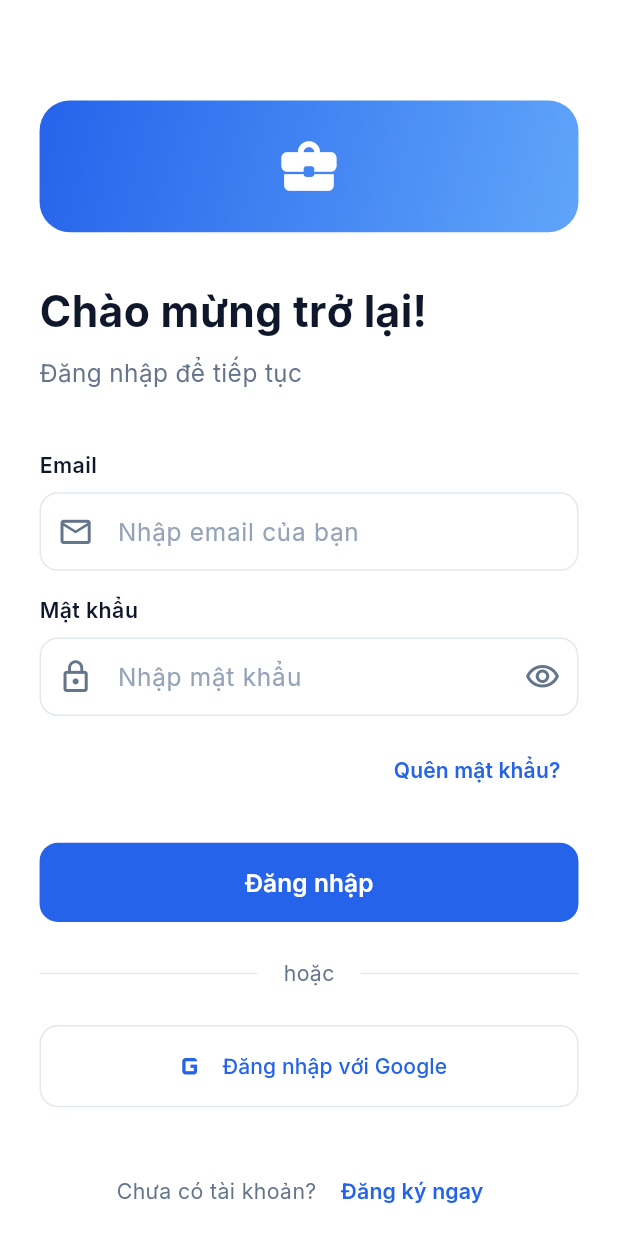
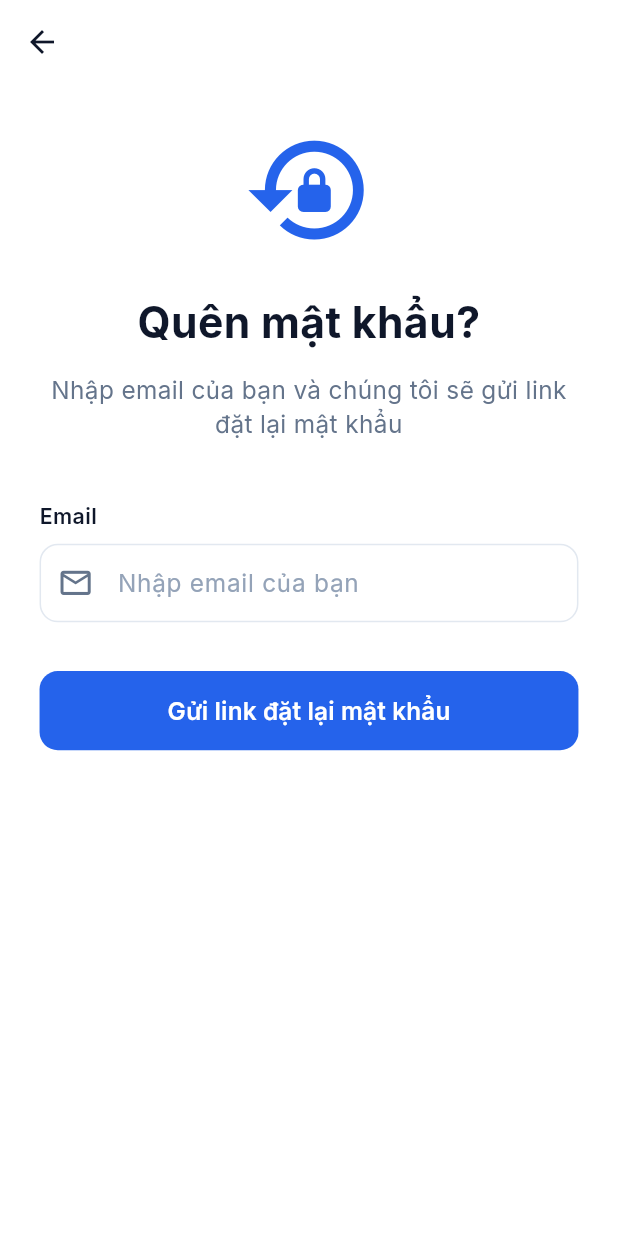
Before and after one commit to truongnhoxcon/mobile, a Flutter app: the screen it shows after launch, after a tap on "Quên mật khẩu?", on a phone screen of 412 x 824 dp. Run offline on Flutter 3.47's test engine with Material 3 defaults, Android fonts, the phone set to English and light mode, and no system bars; our stand-ins replace cloud_firestore, dartz, equatable, firebase_auth, firebase_core, flutter_animate and 7 more; accounts and stored records are empty.

Commit message:
update sign in google

```diff
--- a/lib/config/routes/app_router.dart
+++ b/lib/config/routes/app_router.dart
@@ -1,12 +1,11 @@
-/// App Router Configuration
-///
-/// Defines all routes and navigation logic using go_router.
-
 import 'package:flutter/material.dart';
+import 'package:flutter_bloc/flutter_bloc.dart';
 import 'package:go_router/go_router.dart';
 
+import '../../presentation/blocs/blocs.dart';
 import '../../presentation/screens/auth/login_screen.dart';
 import '../../presentation/screens/auth/register_screen.dart';
+import '../../presentation/screens/auth/forgot_password_screen.dart';
 import '../../presentation/screens/home/home_screen.dart';
 import '../../presentation/screens/splash/splash_screen.dart';
 import '../../presentation/screens/projects/projects_screen.dart';
@@ -21,6 +20,7 @@ class AppRoutes {
   static const String splash = '/';
   static const String login = '/login';
   static const String register = '/register';
+  static const String forgotPassword = '/forgot-password';
   static const String home = '/home';
   static const String projects = '/projects';
   static const String projectDetail = '/projects/:id';
@@ -39,9 +39,35 @@ class AppRoutes {
 class AppRouter {
   AppRouter._();
 
-  static final router = GoRouter(
+  static GoRouter router(BuildContext context) {
+    return GoRouter(
       initialLocation: AppRoutes.splash,
       debugLogDiagnostics: true,
+
+      // Redirect based on auth state
+      redirect: (context, state) {
+        final authState = context.read<AuthBloc>().state;
+        final isAuthenticated = authState.status == AuthStatus.authenticated;
+        final isAuthRoute = state.matchedLocation == AppRoutes.login ||
+            state.matchedLocation == AppRoutes.register ||
+            state.matchedLocation == AppRoutes.forgotPassword ||
+            state.matchedLocation == AppRoutes.splash;
+
+        // If not authenticated and trying to access protected route
+        if (!isAuthenticated && !isAuthRoute) {
+          return AppRoutes.login;
+        }
+
+        // If authenticated and trying to access auth routes (except splash)
+        if (isAuthenticated &&
+            (state.matchedLocation == AppRoutes.login ||
+             state.matchedLocation == AppRoutes.register)) {
+          return AppRoutes.home;
+        }
+
+        return null;
+      },
+
       routes: [
         // Splash Screen
         GoRoute(
@@ -60,6 +86,11 @@ class AppRouter {
           path: AppRoutes.register,
           name: 'register',
           builder: (context, state) => const RegisterScreen(),
+        ),
+        GoRoute(
+          path: AppRoutes.forgotPassword,
+          name: 'forgotPassword',
+          builder: (context, state) => const ForgotPasswordScreen(),
         ),
 
         // Main App Routes
@@ -106,3 +137,4 @@ class AppRouter {
       ),
     );
   }
+}
--- a/lib/data/datasources/auth_datasource.dart
+++ b/lib/data/datasources/auth_datasource.dart
@@ -37,13 +37,16 @@ class AuthDataSourceImpl implements AuthDataSource {
   final FirebaseFirestore _firestore;
   final GoogleSignIn _googleSignIn;
 
+  static const String _webClientId =
+      '435645589778-2btg5bnrg126k8nafea18qk5epdagcm8.apps.googleusercontent.com';
+
   AuthDataSourceImpl({
     firebase_auth.FirebaseAuth? firebaseAuth,
     FirebaseFirestore? firestore,
     GoogleSignIn? googleSignIn,
   })  : _firebaseAuth = firebaseAuth ?? firebase_auth.FirebaseAuth.instance,
         _firestore = firestore ?? FirebaseFirestore.instance,
-        _googleSignIn = googleSignIn ?? GoogleSignIn();
+        _googleSignIn = googleSignIn ?? GoogleSignIn(clientId: _webClientId);
 
   @override
   firebase_auth.User? get currentUser => _firebaseAuth.currentUser;
--- a/lib/main.dart
+++ b/lib/main.dart
@@ -1,9 +1,6 @@
-/// Enterprise Mobile App
-///
-/// Main entry point for the application.
-/// This file initializes Firebase and runs the app.
-
 import 'package:firebase_core/firebase_core.dart';
+import 'package:firebase_auth/firebase_auth.dart';
+import 'package:flutter/foundation.dart';
 import 'package:flutter/material.dart';
 import 'package:flutter/services.dart';
 import 'package:flutter_bloc/flutter_bloc.dart';
@@ -28,6 +25,11 @@ Future<void> main() async {
   await Firebase.initializeApp(
     options: DefaultFirebaseOptions.currentPlatform,
   );
+
+  // Set persistence for web (keep user logged in)
+  if (kIsWeb) {
+    await FirebaseAuth.instance.setPersistence(Persistence.LOCAL);
+  }
 
   // Initialize dependencies
   await di.init();
@@ -58,7 +60,7 @@ class EnterpriseApp extends StatelessWidget {
             theme: AppTheme.lightTheme,
             darkTheme: AppTheme.darkTheme,
             themeMode: ThemeMode.system,
-            routerConfig: AppRouter.router,
+            routerConfig: AppRouter.router(context),
           );
         },
       ),
--- a/lib/presentation/blocs/auth/auth_bloc.dart
+++ b/lib/presentation/blocs/auth/auth_bloc.dart
@@ -16,6 +16,7 @@ class AuthBloc extends Bloc<AuthEvent, AuthState> {
     on<AuthSignUpRequested>(_onSignUpRequested);
     on<AuthGoogleSignInRequested>(_onGoogleSignInRequested);
     on<AuthSignOutRequested>(_onSignOutRequested);
+    on<AuthResetPasswordRequested>(_onResetPasswordRequested);
 
     // Listen to auth state changes
     _authSubscription = _authRepository.authStateChanges.listen((user) {
@@ -112,4 +113,18 @@ class AuthBloc extends Bloc<AuthEvent, AuthState> {
     await _authRepository.signOut();
     emit(const AuthState.unauthenticated());
   }
+
+  Future<void> _onResetPasswordRequested(
+    AuthResetPasswordRequested event,
+    Emitter<AuthState> emit,
+  ) async {
+    emit(const AuthState.loading());
+
+    final result = await _authRepository.resetPassword(event.email);
+
+    result.fold(
+      (failure) => emit(AuthState.error(failure.message)),
+      (_) => emit(state.copyWith(status: AuthStatus.passwordResetSent)),
+    );
+  }
 }
--- a/lib/presentation/blocs/auth/auth_event.dart
+++ b/lib/presentation/blocs/auth/auth_event.dart
@@ -42,3 +42,13 @@ class AuthGoogleSignInRequested extends AuthEvent {}
 
 /// Sign out
 class AuthSignOutRequested extends AuthEvent {}
+
+/// Reset password
+class AuthResetPasswordRequested extends AuthEvent {
+  final String email;
+
+  const AuthResetPasswordRequested({required this.email});
+
+  @override
+  List<Object?> get props => [email];
+}
--- a/lib/presentation/blocs/auth/auth_state.dart
+++ b/lib/presentation/blocs/auth/auth_state.dart
@@ -1,7 +1,7 @@
 import 'package:equatable/equatable.dart';
 import '../../../domain/entities/user.dart';
 
-enum AuthStatus { initial, loading, authenticated, unauthenticated, error }
+enum AuthStatus { initial, loading, authenticated, unauthenticated, passwordResetSent, error }
 
 class AuthState extends Equatable {
   final AuthStatus status;
--- /dev/null
+++ b/lib/presentation/screens/auth/forgot_password_screen.dart
@@ -0,0 +1,195 @@
+import 'package:flutter/material.dart';
+import 'package:flutter_bloc/flutter_bloc.dart';
+import 'package:flutter_screenutil/flutter_screenutil.dart';
+import 'package:go_router/go_router.dart';
+
+import '../../../core/theme/app_colors.dart';
+import '../../blocs/blocs.dart';
+import '../../widgets/common/custom_text_field.dart';
+import '../../widgets/common/primary_button.dart';
+
+class ForgotPasswordScreen extends StatefulWidget {
+  const ForgotPasswordScreen({super.key});
+
+  @override
+  State<ForgotPasswordScreen> createState() => _ForgotPasswordScreenState();
+}
+
+class _ForgotPasswordScreenState extends State<ForgotPasswordScreen> {
+  final _formKey = GlobalKey<FormState>();
+  final _emailController = TextEditingController();
+  bool _emailSent = false;
+
+  @override
+  void dispose() {
+    _emailController.dispose();
+    super.dispose();
+  }
+
+  void _handleResetPassword() {
+    if (!_formKey.currentState!.validate()) return;
+
+    context.read<AuthBloc>().add(AuthResetPasswordRequested(
+      email: _emailController.text.trim(),
+    ));
+  }
+
+  @override
+  Widget build(BuildContext context) {
+    return BlocListener<AuthBloc, AuthState>(
+      listener: (context, state) {
+        if (state.status == AuthStatus.passwordResetSent) {
+          setState(() => _emailSent = true);
+        } else if (state.status == AuthStatus.error) {
+          ScaffoldMessenger.of(context).showSnackBar(
+            SnackBar(
+              content: Text(state.errorMessage ?? 'Có lỗi xảy ra'),
+              backgroundColor: AppColors.error,
+            ),
+          );
+        }
+      },
+      child: Scaffold(
+        appBar: AppBar(
+          backgroundColor: Colors.transparent,
+          elevation: 0,
+          leading: IconButton(
+            icon: Icon(Icons.arrow_back, color: AppColors.textPrimary),
+            onPressed: () => context.pop(),
+          ),
+        ),
+        body: SafeArea(
+          child: SingleChildScrollView(
+            padding: EdgeInsets.all(24.w),
+            child: _emailSent ? _buildSuccessView() : _buildFormView(),
+          ),
+        ),
+      ),
+    );
+  }
+
+  Widget _buildFormView() {
+    return Form(
+      key: _formKey,
+      child: Column(
+        crossAxisAlignment: CrossAxisAlignment.stretch,
+        children: [
+          // Icon
+          Icon(
+            Icons.lock_reset,
+            size: 80.w,
+            color: AppColors.primary,
+          ),
+
+          SizedBox(height: 24.h),
+
+          Text(
+            'Quên mật khẩu?',
+            style: TextStyle(
+              fontSize: 28.sp,
+              fontWeight: FontWeight.bold,
+              color: AppColors.textPrimary,
+            ),
+            textAlign: TextAlign.center,
+          ),
+
+          SizedBox(height: 12.h),
+
+          Text(
+            'Nhập email của bạn và chúng tôi sẽ gửi link đặt lại mật khẩu',
+            style: TextStyle(
+              fontSize: 16.sp,
+              color: AppColors.textSecondary,
+            ),
+            textAlign: TextAlign.center,
+          ),
+
+          SizedBox(height: 40.h),
+
+          CustomTextField(
+            controller: _emailController,
+            label: 'Email',
+            hint: 'Nhập email của bạn',
+            keyboardType: TextInputType.emailAddress,
+            prefixIcon: Icons.email_outlined,
+            validator: (value) {
+              if (value == null || value.isEmpty) {
+                return 'Vui lòng nhập email';
+              }
+              if (!value.contains('@')) {
+                return 'Email không hợp lệ';
+              }
+              return null;
+            },
+          ),
+
+          SizedBox(height: 32.h),
+
+          BlocBuilder<AuthBloc, AuthState>(
+            builder: (context, state) {
+              return PrimaryButton(
+                text: 'Gửi link đặt lại mật khẩu',
+                isLoading: state.status == AuthStatus.loading,
+                onPressed: _handleResetPassword,
+              );
+            },
+          ),
+        ],
+      ),
+    );
+  }
+
+  Widget _buildSuccessView() {
+    return Column(
+      mainAxisAlignment: MainAxisAlignment.center,
+      children: [
+        SizedBox(height: 40.h),
+
+        Icon(
+          Icons.mark_email_read,
+          size: 100.w,
+          color: AppColors.success,
+        ),
+
+        SizedBox(height: 32.h),
+
+        Text(
+          'Email đã được gửi!',
+          style: TextStyle(
+            fontSize: 24.sp,
+            fontWeight: FontWeight.bold,
+            color: AppColors.textPrimary,
+          ),
+        ),
+
+        SizedBox(height: 16.h),
+
+        Text(
+          'Vui lòng kiểm tra hộp thư của bạn và nhấp vào link để đặt lại mật khẩu.',
+          style: TextStyle(
+            fontSize: 16.sp,
+            color: AppColors.textSecondary,
+          ),
+          textAlign: TextAlign.center,
+        ),
+
+        SizedBox(height: 40.h),
+
+        PrimaryButton(
+          text: 'Quay lại đăng nhập',
+          onPressed: () => context.pop(),
+        ),
+
+        SizedBox(height: 16.h),
+
+        TextButton(
+          onPressed: () => setState(() => _emailSent = false),
+          child: Text(
+            'Gửi lại email',
+            style: TextStyle(color: AppColors.primary),
+          ),
+        ),
+      ],
+    );
+  }
+}
--- a/lib/presentation/screens/auth/login_screen.dart
+++ b/lib/presentation/screens/auth/login_screen.dart
@@ -161,9 +161,7 @@ class _LoginScreenState extends State<LoginScreen> {
                   Align(
                     alignment: Alignment.centerRight,
                     child: TextButton(
-                      onPressed: () {
-                        // TODO: Navigate to forgot password
-                      },
+                      onPressed: () => context.push(AppRoutes.forgotPassword),
                       child: Text(
                         'Quên mật khẩu?',
                         style: TextStyle(
--- a/lib/presentation/screens/splash/splash_screen.dart
+++ b/lib/presentation/screens/splash/splash_screen.dart
@@ -1,3 +1,4 @@
+import 'package:firebase_auth/firebase_auth.dart';
 import 'package:flutter/material.dart';
 import 'package:flutter_animate/flutter_animate.dart';
 import 'package:flutter_bloc/flutter_bloc.dart';
@@ -22,18 +23,38 @@ class _SplashScreenState extends State<SplashScreen> {
   }
 
   Future<void> _initializeAndNavigate() async {
-    // Wait for splash animation
-    await Future.delayed(const Duration(seconds: 2));
+    // Wait for splash animation + auth state to be ready
+    await Future.delayed(const Duration(milliseconds: 1500));
 
     if (!mounted) return;
 
-    // Check auth state and navigate
-    final authState = context.read<AuthBloc>().state;
+    // Wait for Firebase Auth to restore session
+    final firebaseUser = FirebaseAuth.instance.currentUser;
 
-    if (authState.status == AuthStatus.authenticated) {
+    if (firebaseUser != null) {
+      // User is already logged in from previous session
       context.go(AppRoutes.home);
     } else {
-      context.go(AppRoutes.login);
+      // Check BLoC state (might have been updated by stream)
+      final authState = context.read<AuthBloc>().state;
+
+      if (authState.status == AuthStatus.authenticated) {
+        context.go(AppRoutes.home);
+      } else if (authState.status == AuthStatus.loading ||
+                 authState.status == AuthStatus.initial) {
+        // Still loading, wait a bit more
+        await Future.delayed(const Duration(milliseconds: 500));
+        if (!mounted) return;
+
+        final newState = context.read<AuthBloc>().state;
+        if (newState.status == AuthStatus.authenticated) {
+          context.go(AppRoutes.home);
+        } else {
+          context.go(AppRoutes.login);
+        }
+      } else {
+        context.go(AppRoutes.login);
+      }
     }
   }
 
@@ -41,12 +62,8 @@ class _SplashScreenState extends State<SplashScreen> {
   Widget build(BuildContext context) {
     return BlocListener<AuthBloc, AuthState>(
       listener: (context, state) {
-        // Handle auth state changes during splash
-        if (state.status == AuthStatus.authenticated) {
-          context.go(AppRoutes.home);
-        } else if (state.status == AuthStatus.unauthenticated) {
-          context.go(AppRoutes.login);
-        }
+        // Only navigate if we're past the initial delay
+        // The listener handles real-time auth changes
       },
       child: Scaffold(
         backgroundColor: AppColors.primary,
@@ -54,7 +71,6 @@ class _SplashScreenState extends State<SplashScreen> {
           child: Column(
             mainAxisAlignment: MainAxisAlignment.center,
             children: [
-              // Logo Icon
               Container(
                 width: 120,
                 height: 120,
@@ -81,7 +97,6 @@ class _SplashScreenState extends State<SplashScreen> {
 
               const SizedBox(height: 24),
 
-              // App Name
               const Text(
                 'Enterprise Mobile',
                 style: TextStyle(
@@ -97,7 +112,6 @@ class _SplashScreenState extends State<SplashScreen> {
 
               const SizedBox(height: 8),
 
-              // Tagline
               Text(
                 'Quản lý dự án & Nhân sự',
                 style: TextStyle(
@@ -110,7 +124,6 @@ class _SplashScreenState extends State<SplashScreen> {
 
               const SizedBox(height: 48),
 
-              // Loading indicator
               SizedBox(
                 width: 24,
                 height: 24,
```
Also changed, not shown: lib/presentation/screens/profile/profile_screen.dart (+62 -59 lines), 1 other file. Lines whose indentation alone changed are shown as unchanged.
